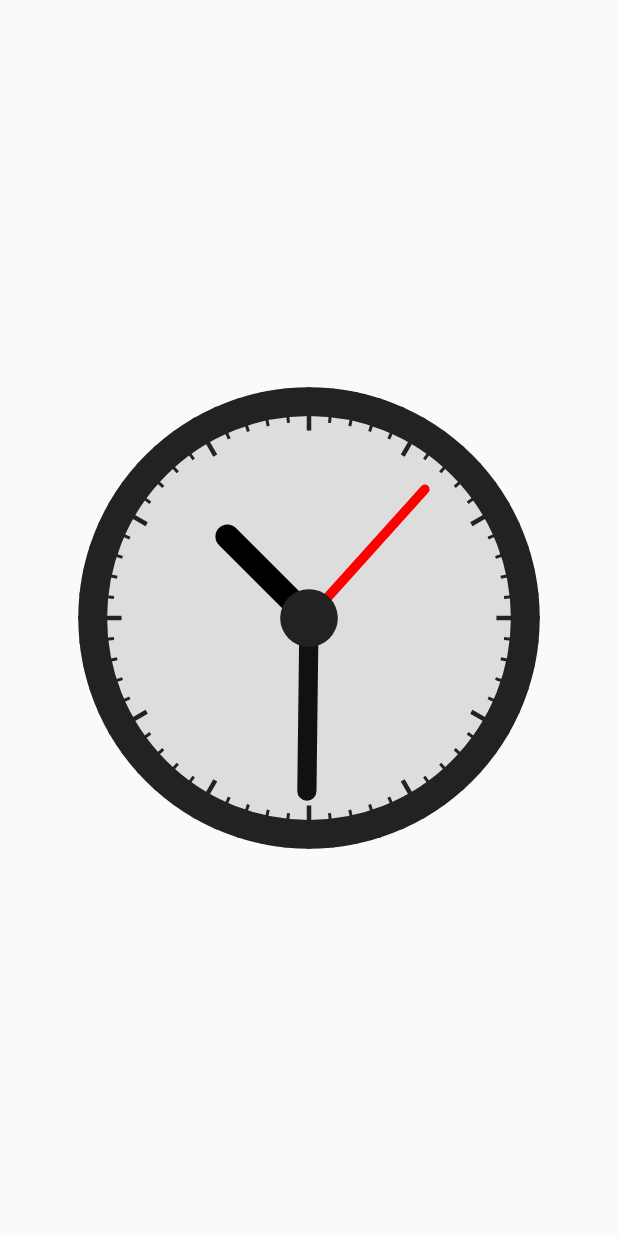
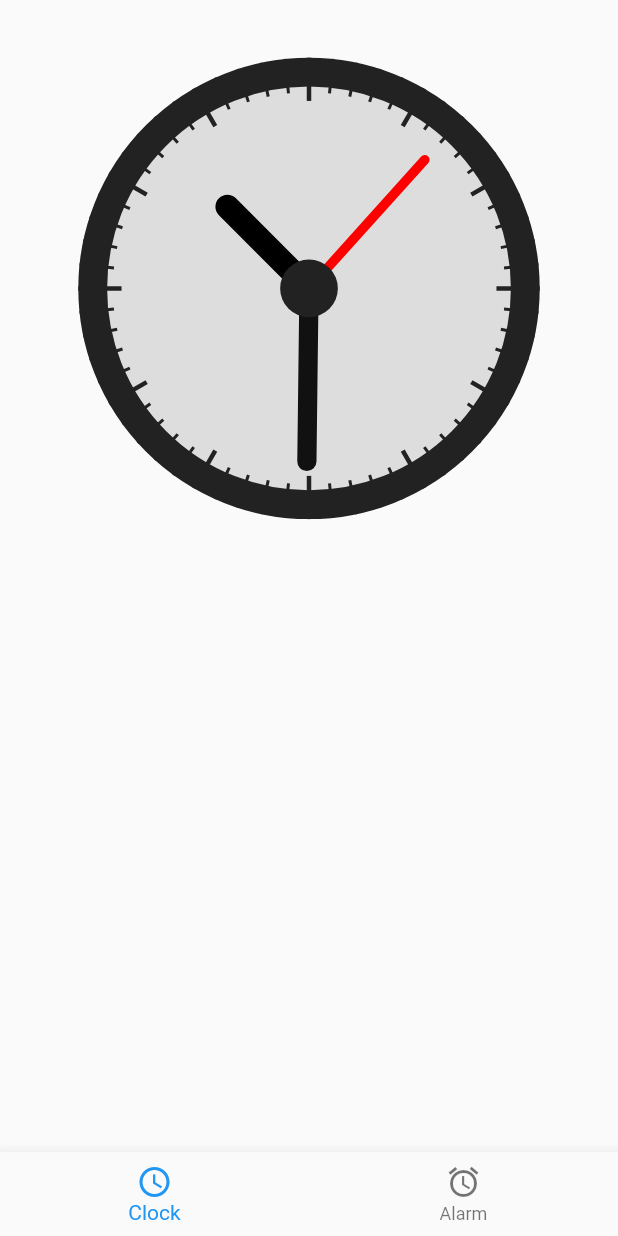
Before and after one commit to gunner880101/clock_flutter, a Flutter app: the screen it shows after launch, on a phone screen of 412 x 824 dp. Run offline on Flutter 3.47's test engine with Material 2 defaults, Android fonts, the light colour scheme and no system bars.

Commit message:
Digital clock added & UI updated

```diff
--- a/lib/main.dart
+++ b/lib/main.dart
@@ -1,7 +1,9 @@
-import 'package:clock_flutter/screens/clock_screen.dart';
+import 'package:clock_flutter/screens/main_screen.dart';
 import 'package:clock_flutter/utils/orientation_util.dart';
+import 'package:clock_flutter/utils/providers.dart';
 import 'package:clock_flutter/utils/size_config.dart';
 import 'package:flutter/material.dart';
+import 'package:provider/provider.dart';
 
 void main() {
   WidgetsFlutterBinding.ensureInitialized();
@@ -11,15 +13,18 @@ void main() {
 class MyApp extends StatelessWidget {
   @override
   Widget build(BuildContext context) {
-    return MaterialApp(
-      debugShowCheckedModeBanner: false,
-      home: Scaffold(
-        body: FutureBuilder(
+    return MultiProvider(
+      providers: [
+        ChangeNotifierProvider(create: (context) => ClockRefreshNotifier()),
+      ],
+      child: MaterialApp(
+        debugShowCheckedModeBanner: false,
+        home: FutureBuilder(
           future: setVerticalOrientations(),
           builder: (BuildContext context, AsyncSnapshot<dynamic> snapshot) {
             if (snapshot.hasData) {
               SizeConfig().init(context);
-              return ClockScreen();
+              return MainScreen();
             } else {
               return Container();
             }
--- a/lib/screens/analog/components/analog_clock_hands.dart
+++ /dev/null
@@ -1,35 +0,0 @@
-import 'dart:async';
-
-import 'package:clock_flutter/screens/analog/components/analog_clock_hand_painter.dart';
-import 'package:flutter/material.dart';
-
-class AnalogClockHands extends StatefulWidget {
-  final double size;
-  const AnalogClockHands({Key? key, required this.size}) : super(key: key);
-
-  @override
-  _AnalogClockHandsState createState() => _AnalogClockHandsState();
-}
-
-class _AnalogClockHandsState extends State<AnalogClockHands> {
-  Timer? timer;
-  @override
-  void initState() {
-    super.initState();
-
-    timer = Timer.periodic(Duration(seconds: 1), (_) {
-      setState(() {});
-    });
-  }
-
-  @override
-  Widget build(BuildContext context) {
-    return Container(
-      width: widget.size,
-      height: widget.size,
-      child: CustomPaint(
-        painter: AnalogClockHandPainter(),
-      ),
-    );
-  }
-}
--- /dev/null
+++ b/lib/screens/clock/analog/components/analog_clock_hands.dart
@@ -0,0 +1,29 @@
+import 'package:clock_flutter/screens/clock/analog/components/analog_clock_hand_painter.dart';
+import 'package:clock_flutter/utils/providers.dart';
+import 'package:flutter/material.dart';
+import 'package:provider/provider.dart';
+
+class AnalogClockHands extends StatefulWidget {
+  final double size;
+  const AnalogClockHands({Key? key, required this.size}) : super(key: key);
+
+  @override
+  _AnalogClockHandsState createState() => _AnalogClockHandsState();
+}
+
+class _AnalogClockHandsState extends State<AnalogClockHands> {
+  @override
+  Widget build(BuildContext context) {
+    return Consumer<ClockRefreshNotifier>(
+      builder: (context, provider, _) {
+        return Container(
+          width: widget.size,
+          height: widget.size,
+          child: CustomPaint(
+            painter: AnalogClockHandPainter(),
+          ),
+        );
+      },
+    );
+  }
+}
--- /dev/null
+++ b/lib/screens/clock/city_clock/CityClocks.dart
@@ -0,0 +1,15 @@
+import 'package:flutter/material.dart';
+
+class CityClocks extends StatefulWidget {
+  const CityClocks({Key? key}) : super(key: key);
+
+  @override
+  _CityClocksState createState() => _CityClocksState();
+}
+
+class _CityClocksState extends State<CityClocks> {
+  @override
+  Widget build(BuildContext context) {
+    return Container();
+  }
+}
--- /dev/null
+++ b/lib/screens/clock/clock_screen.dart
@@ -0,0 +1,49 @@
+import 'package:clock_flutter/screens/clock/analog/analog_clock.dart';
+import 'package:clock_flutter/screens/clock/city_clock/CityClocks.dart';
+import 'package:clock_flutter/screens/clock/digital/digital_clock.dart';
+import 'package:clock_flutter/utils/size_config.dart';
+import 'package:flutter/material.dart';
+
+class ClockScreen extends StatefulWidget {
+  const ClockScreen({Key? key}) : super(key: key);
+
+  @override
+  _ClockScreenState createState() => _ClockScreenState();
+}
+
+class _ClockScreenState extends State<ClockScreen> {
+  int _currentIndex = 0;
+  @override
+  Widget build(BuildContext context) {
+    return Scaffold(
+      body: Column(
+        mainAxisAlignment: MainAxisAlignment.spaceEvenly,
+        crossAxisAlignment: CrossAxisAlignment.center,
+        children: [
+          GestureDetector(
+            onTap: () {
+              setState(() {
+                _currentIndex = (_currentIndex + 1) % 2;
+              });
+            },
+            child: AnimatedCrossFade(
+              firstChild: AnalogClock(
+                clockSize: SizeConfig().getHeight(350.0),
+              ),
+              secondChild: DigitalClock(
+                clockSize: SizeConfig().getHeight(350.0),
+              ),
+              duration: Duration(milliseconds: 500),
+              crossFadeState: _currentIndex == 0
+                  ? CrossFadeState.showFirst
+                  : CrossFadeState.showSecond,
+            ),
+          ),
+          Expanded(
+            child: CityClocks(),
+          ),
+        ],
+      ),
+    );
+  }
+}
--- a/lib/screens/clock_screen.dart
+++ /dev/null
@@ -1,23 +0,0 @@
-import 'package:clock_flutter/screens/analog/analog_clock.dart';
-import 'package:clock_flutter/utils/size_config.dart';
-import 'package:flutter/material.dart';
-
-class ClockScreen extends StatefulWidget {
-  const ClockScreen({Key? key}) : super(key: key);
-
-  @override
-  _ClockScreenState createState() => _ClockScreenState();
-}
-
-class _ClockScreenState extends State<ClockScreen> {
-  @override
-  Widget build(BuildContext context) {
-    return Center(
-      child: Container(
-        child: AnalogClock(
-          clockSize: SizeConfig().getHeight(350.0),
-        ),
-      ),
-    );
-  }
-}
--- /dev/null
+++ b/lib/screens/main_screen.dart
@@ -0,0 +1,63 @@
+import 'package:clock_flutter/screens/alarm/alarm_screen.dart';
+import 'package:clock_flutter/screens/clock/clock_screen.dart';
+import 'package:clock_flutter/utils/providers.dart';
+import 'package:flutter/material.dart';
+import 'package:provider/provider.dart';
+
+class MainScreen extends StatefulWidget {
+  const MainScreen({Key? key}) : super(key: key);
+
+  @override
+  _MainScreenState createState() => _MainScreenState();
+}
+
+class _MainScreenState extends State<MainScreen> {
+  int _currentIndex = 0;
+  late PageController _pageController;
+
+  @override
+  void initState() {
+    super.initState();
+
+    _pageController = PageController(initialPage: 0);
+
+    WidgetsFlutterBinding.ensureInitialized().addPostFrameCallback((timeStamp) {
+      Provider.of<ClockRefreshNotifier>(context, listen: false).startTimer();
+    });
+  }
+
+  @override
+  void dispose() {
+    super.dispose();
+    Provider.of<ClockRefreshNotifier>(context, listen: false).stopTimer();
+  }
+
+  @override
+  Widget build(BuildContext context) {
+    return Scaffold(
+      body: PageView(
+        controller: _pageController,
+        physics: NeverScrollableScrollPhysics(),
+        children: [
+          ClockScreen(),
+          AlarmScreen(),
+        ],
+      ),
+      bottomNavigationBar: BottomNavigationBar(
+        items: [
+          BottomNavigationBarItem(
+              icon: Icon(Icons.access_time), label: 'Clock'),
+          BottomNavigationBarItem(
+              icon: Icon(Icons.access_alarms), label: 'Alarm'),
+        ],
+        currentIndex: _currentIndex,
+        onTap: (index) {
+          setState(() {
+            _currentIndex = index;
+          });
+          _pageController.jumpToPage(index);
+        },
+      ),
+    );
+  }
+}
```
Also changed, not shown: lib/screens/alarm/alarm_screen.dart (added, +17 -0 lines), lib/screens/clock/analog/analog_clock.dart (renamed from lib/screens/analog/analog_clock.dart, +5 -3 lines), lib/screens/clock/digital/digital_clock.dart (added, +50 -0 lines), lib/screens/digital/digital_clock.dart (deleted, +0 -15 lines), lib/utils/common_utils.dart (+8 -0 lines), lib/utils/providers.dart (+13 -4 lines), lib/screens/clock/analog/components/analog_clock_hand_painter.dart (renamed from lib/screens/analog/components/analog_clock_hand_painter.dart), lib/screens/clock/analog/components/analog_clock_painter.dart (renamed from lib/screens/analog/components/analog_clock_painter.dart).
